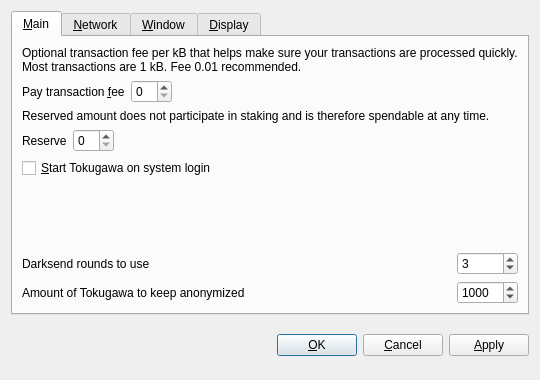
braveonesgit/Harvestcoin, file src/qt/forms/optionsdialog.ui: the form before one commit.
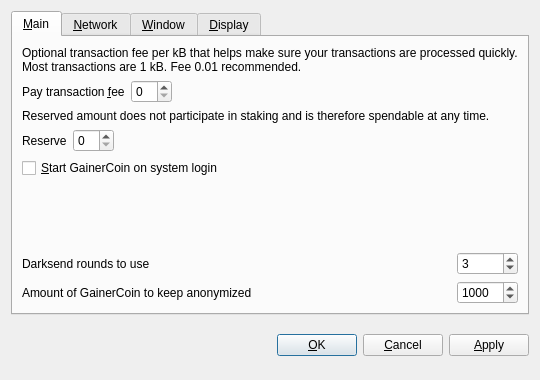
The form after the commit. Custom widgets are drawn as their Qt base class.

Commit message: second commit Tokugawa to gainercoin

What changed in the file:
```diff
--- a/src/qt/forms/optionsdialog.ui
+++ b/src/qt/forms/optionsdialog.ui
@@ -128,7 +128,7 @@
           <string>Automatically start Tokugawa after logging in to the system.</string>
          </property>
          <property name="text">
-          <string>&amp;Start Tokugawa on system login</string>
+          <string>&amp;Start GainerCoin on system login</string>
          </property>
         </widget>
        </item>
@@ -186,7 +186,7 @@
           <string notr="true"/>
          </property>
          <property name="text">
-          <string>Amount of Tokugawa to keep anonymized</string>
+          <string>Amount of GainerCoin to keep anonymized</string>
          </property>
         </widget>
        </item>
```
Left out of the diff: 10 changed lines with no effect on the pictures. The commit also changes 241 other files.
